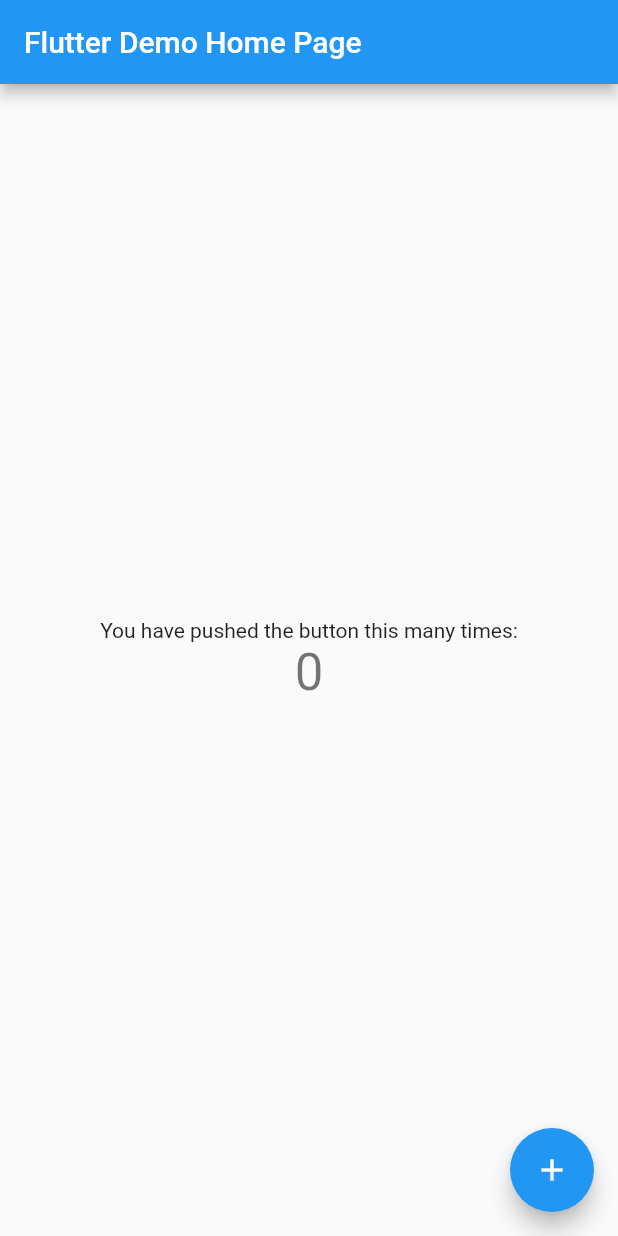
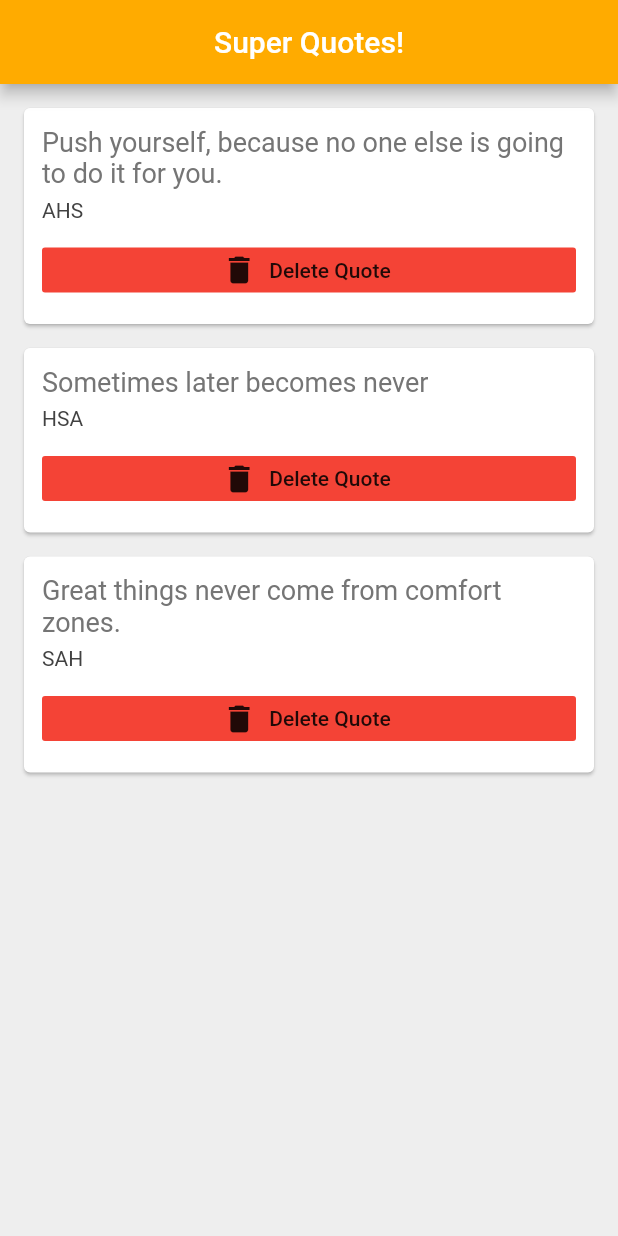
Before and after one commit to AkarshSimha007/Flutter_Learning, a Flutter app: the screen it shows after launch, on a phone screen of 412 x 824 dp. Run offline on Flutter 3.47's test engine with Material 2 defaults, Android fonts, the phone set to English and light mode, and no system bars.

Commit message:
Quote app with Delete functionality

```diff
--- a/learn1/lib/main.dart
+++ b/learn1/lib/main.dart
@@ -1,117 +1,43 @@
 import 'package:flutter/material.dart';
+import 'quote.dart';
+import 'quote_card.dart';
 
-void main() {
-  runApp(MyApp());
+void main() => runApp(MaterialApp(
+      home: QuoteList(),
+      debugShowCheckedModeBanner: false,
+    ));
+
+class QuoteList extends StatefulWidget {
+  @override
+  _QuoteListState createState() => _QuoteListState();
 }
 
-class MyApp extends StatelessWidget {
-  // This widget is the root of your application.
-  @override
-  Widget build(BuildContext context) {
-    return MaterialApp(
-      title: 'Flutter Demo',
-      theme: ThemeData(
-        // This is the theme of your application.
-        //
-        // Try running your application with "flutter run". You'll see the
-        // application has a blue toolbar. Then, without quitting the app, try
-        // changing the primarySwatch below to Colors.green and then invoke
-        // "hot reload" (press "r" in the console where you ran "flutter run",
-        // or simply save your changes to "hot reload" in a Flutter IDE).
-        // Notice that the counter didn't reset back to zero; the application
-        // is not restarted.
-        primarySwatch: Colors.blue,
-        // This makes the visual density adapt to the platform that you run
-        // the app on. For desktop platforms, the controls will be smaller and
-        // closer together (more dense) than on mobile platforms.
-        visualDensity: VisualDensity.adaptivePlatformDensity,
-      ),
-      home: MyHomePage(title: 'Flutter Demo Home Page'),
-    );
-  }
-}
-
-class MyHomePage extends StatefulWidget {
-  MyHomePage({Key key, this.title}) : super(key: key);
-
-  // This widget is the home page of your application. It is stateful, meaning
-  // that it has a State object (defined below) that contains fields that affect
-  // how it looks.
-
-  // This class is the configuration for the state. It holds the values (in this
-  // case the title) provided by the parent (in this case the App widget) and
-  // used by the build method of the State. Fields in a Widget subclass are
-  // always marked "final".
-
-  final String title;
-
-  @override
-  _MyHomePageState createState() => _MyHomePageState();
-}
-
-class _MyHomePageState extends State<MyHomePage> {
-  int _counter = 0;
-
-  void _incrementCounter() {
-    setState(() {
-      // This call to setState tells the Flutter framework that something has
-      // changed in this State, which causes it to rerun the build method below
-      // so that the display can reflect the updated values. If we changed
-      // _counter without calling setState(), then the build method would not be
-      // called again, and so nothing would appear to happen.
-      _counter++;
-    });
-  }
+class _QuoteListState extends State<QuoteList> {
+  List<Quote> quotes = [
+    Quote(text: "Push yourself, because no one else is going to do it for you.",author: "AHS"),
+    Quote(text: "Sometimes later becomes never", author: "HSA"),
+    Quote(text: "Great things never come from comfort zones.", author: "SAH")
+  ];
 
   @override
   Widget build(BuildContext context) {
-    // This method is rerun every time setState is called, for instance as done
-    // by the _incrementCounter method above.
-    //
-    // The Flutter framework has been optimized to make rerunning build methods
-    // fast, so that you can just rebuild anything that needs updating rather
-    // than having to individually change instances of widgets.
     return Scaffold(
-      appBar: AppBar(
-        // Here we take the value from the MyHomePage object that was created by
-        // the App.build method, and use it to set our appbar title.
-        title: Text(widget.title),
-      ),
-      body: Center(
-        // Center is a layout widget. It takes a single child and positions it
-        // in the middle of the parent.
-        child: Column(
-          // Column is also a layout widget. It takes a list of children and
-          // arranges them vertically. By default, it sizes itself to fit its
-          // children horizontally, and tries to be as tall as its parent.
-          //
-          // Invoke "debug painting" (press "p" in the console, choose the
-          // "Toggle Debug Paint" action from the Flutter Inspector in Android
-          // Studio, or the "Toggle Debug Paint" command in Visual Studio Code)
-          // to see the wireframe for each widget.
-          //
-          // Column has various properties to control how it sizes itself and
-          // how it positions its children. Here we use mainAxisAlignment to
-          // center the children vertically; the main axis here is the vertical
-          // axis because Columns are vertical (the cross axis would be
-          // horizontal).
-          mainAxisAlignment: MainAxisAlignment.center,
-          children: <Widget>[
-            Text(
-              'You have pushed the button this many times:',
-            ),
-            Text(
-              '$_counter',
-              style: Theme.of(context).textTheme.headline4,
-            ),
-          ],
+        backgroundColor: Colors.grey[200],
+        appBar: AppBar(
+          title: Text("Super Quotes!"),
+          centerTitle: true,
+          backgroundColor: Colors.amberAccent[700],
         ),
-      ),
-      floatingActionButton: FloatingActionButton(
-        onPressed: _incrementCounter,
-        tooltip: 'Increment',
-        child: Icon(Icons.add),
-      ), // This trailing comma makes auto-formatting nicer for build methods.
-    );
+        body: Column(
+          children: quotes.map((quote) {
+            return QuoteCard(
+                quote: quote,
+                delete: () {
+                  setState(() {
+                    quotes.remove(quote);
+                  });
+                });
+          }).toList(),
+        ));
   }
 }
--- /dev/null
+++ b/learn1/lib/quote.dart
@@ -0,0 +1,7 @@
+class Quote {
+  String text;
+  String author;
+
+  Quote({this.text, this.author});
+
+}
--- /dev/null
+++ b/learn1/lib/quote_card.dart
@@ -0,0 +1,51 @@
+import 'package:flutter/material.dart';
+import 'quote.dart';
+
+class QuoteCard extends StatelessWidget {
+  final Quote quote;
+  final Function delete;
+  QuoteCard({this.quote, this.delete});
+
+  @override
+  Widget build(BuildContext context) {
+    return Card(
+      margin: EdgeInsets.fromLTRB(16, 16, 16, 0),
+      child: Padding(
+        padding: const EdgeInsets.all(12.0),
+        child: Column(
+          crossAxisAlignment: CrossAxisAlignment.stretch,
+          children: [
+            Text(
+              quote.text,
+              style: TextStyle(
+                fontSize: 18,
+                color: Colors.grey[600],
+              ),
+            ),
+            SizedBox(
+              height: 6,
+            ),
+            Text(
+              quote.author,
+              style: TextStyle(
+                fontSize: 14,
+                color: Colors.grey[800],
+              ),
+            ),
+            SizedBox(
+              height: 8,
+            ),
+            FlatButton.icon(
+              onPressed:delete,
+              label: Text("Delete Quote"),
+              icon: Icon(Icons.delete),
+              color: Colors.red,
+              height: 30,
+
+            )
+          ],
+        ),
+      ),
+    );
+  }
+}
```
Also changed, not shown: 2 other files.
